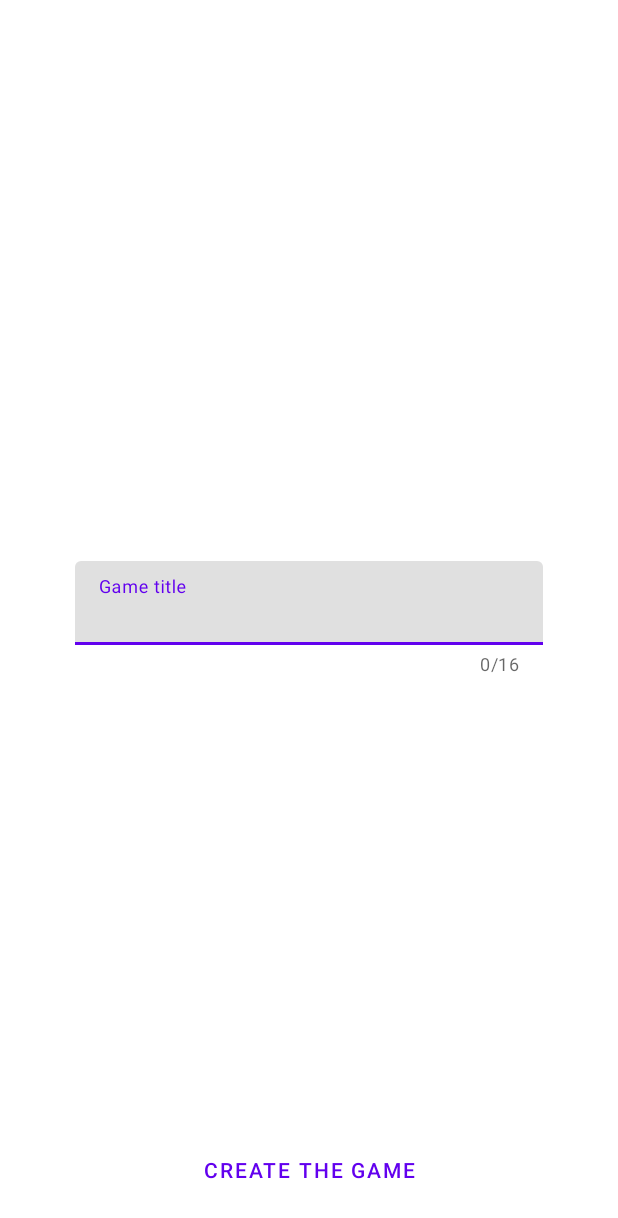
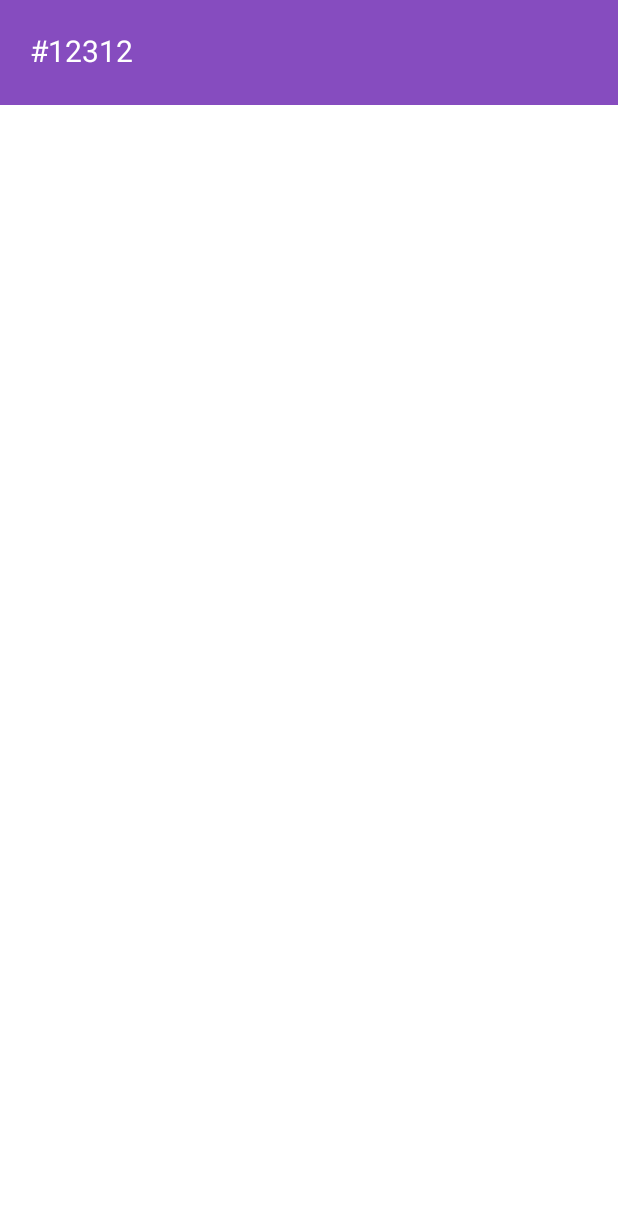
Before and after one commit to asgevorg/knowit_showit, an Android app: the CreateGame screen opened directly, with no data from a screen before it, after a tap on "CREATE THE GAME", on a phone screen of 412 x 824 dp. Shown: the top 1218 px of the screen. Run offline under Robolectric (Android 15) with nearby library versions, the phone set to English and light mode, and no system bars; our stand-ins replace Firebase (no records; nobody signed in at launch, a user with empty details on screens opened directly).

Commit message:
added main game activity, and navbar

```diff
--- a/app/src/main/AndroidManifest.xml
+++ b/app/src/main/AndroidManifest.xml
@@ -16,9 +16,6 @@
         android:supportsRtl="true"
         android:theme="@style/Theme.Know_it_show_it"
         tools:targetApi="31">
-        <activity
-            android:name=".shr_product_grid_fragment"
-            android:exported="false" />
         <activity
             android:name=".CreateGame"
             android:exported="false" />
--- a/app/src/main/java/com/example/know_it_show_it/CreateGame.java
+++ b/app/src/main/java/com/example/know_it_show_it/CreateGame.java
@@ -73,6 +73,7 @@ public class CreateGame extends AppCompatActivity {
                     }else{
                         db.collection("sessions").document(session.getGamePin())
                                 .set(session);
+                        switch_to_main_game();
                     }
                 }
             }
--- a/app/src/main/java/com/example/know_it_show_it/MainActivity.java
+++ b/app/src/main/java/com/example/know_it_show_it/MainActivity.java
@@ -3,6 +3,9 @@ package com.example.know_it_show_it;
 import androidx.appcompat.app.AppCompatActivity;
 
 import android.os.Bundle;
+import android.view.LayoutInflater;
+import android.view.View;
+import android.view.ViewGroup;
 import android.widget.Button;
 
 public class MainActivity extends AppCompatActivity {
@@ -11,5 +14,6 @@ public class MainActivity extends AppCompatActivity {
     protected void onCreate(Bundle savedInstanceState) {
         super.onCreate(savedInstanceState);
         setContentView(R.layout.activity_main);
+
     }
 }
--- a/app/src/main/java/com/example/know_it_show_it/shr_product_grid_fragment.java
+++ /dev/null
@@ -1,14 +0,0 @@
-package com.example.know_it_show_it;
-
-import androidx.appcompat.app.AppCompatActivity;
-
-import android.os.Bundle;
-
-public class shr_product_grid_fragment extends AppCompatActivity {
-
-    @Override
-    protected void onCreate(Bundle savedInstanceState) {
-        super.onCreate(savedInstanceState);
-        setContentView(R.layout.activity_shr_product_grid_fragment);
-    }
-}
--- a/app/src/main/res/layout/activity_main.xml
+++ b/app/src/main/res/layout/activity_main.xml
@@ -5,6 +5,5 @@
     android:layout_width="match_parent"
     android:layout_height="match_parent"
     tools:context=".MainActivity">
-
-
+    <include layout="@layout/navbar"/>
 </androidx.constraintlayout.widget.ConstraintLayout>
--- /dev/null
+++ b/app/src/main/res/layout/navbar.xml
@@ -0,0 +1,18 @@
+<?xml version="1.0" encoding="utf-8"?>
+<LinearLayout
+    xmlns:android="http://schemas.android.com/apk/res/android"
+    android:layout_width="match_parent"
+    android:layout_height="70dp"
+    android:orientation="horizontal"
+    android:id="@+id/navbar"
+    android:padding="20dp"
+    android:background="@color/purple">
+    <TextView
+        android:layout_width="match_parent"
+        android:gravity="left"
+        android:text="#12312"
+        android:textSize="20sp"
+        android:textColor="@color/white"
+        android:layout_height="wrap_content"
+        />
+</LinearLayout>
--- a/app/src/main/res/values/colors.xml
+++ b/app/src/main/res/values/colors.xml
@@ -7,4 +7,5 @@
     <color name="teal_700">#FF018786</color>
     <color name="black">#FF000000</color>
     <color name="white">#FFFFFFFF</color>
+    <color name="purple">#864cbf</color>
 </resources>
```
